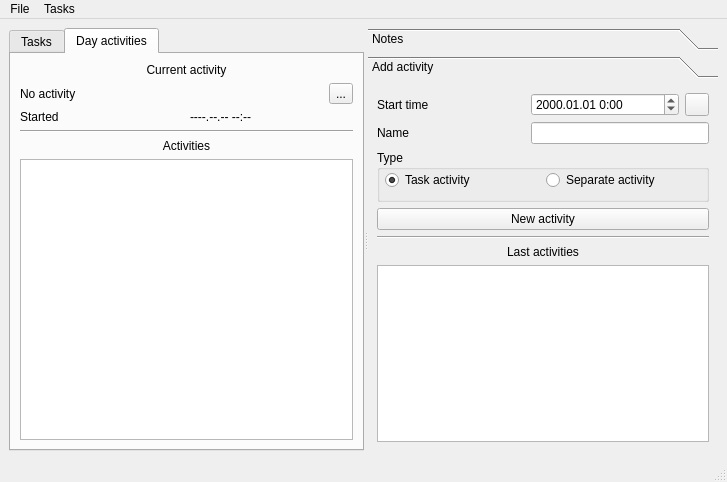
First picture: the form in src/mainwindow.ui, repository ya-breeze/TM, before the edit.
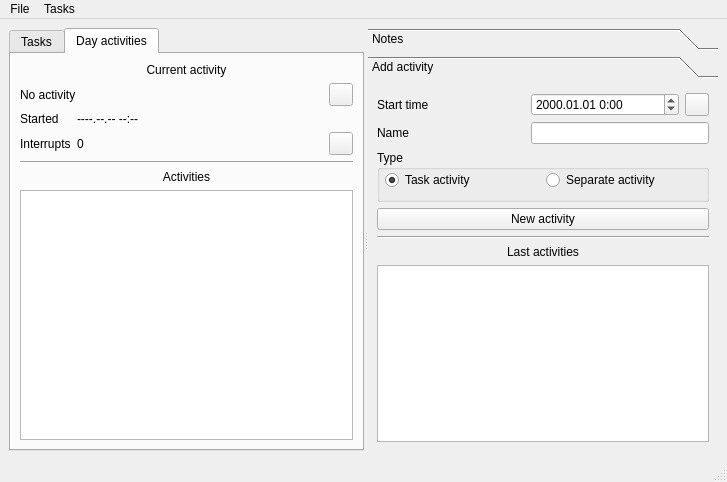
Second picture: the form after the edit. The open tabs and pages were chosen to show the change.

The edit to the form file:
```diff
--- a/src/mainwindow.ui
+++ b/src/mainwindow.ui
@@ -70,7 +70,7 @@
           </widget>
          </item>
          <item>
-          <layout class="QHBoxLayout" name="horizontalLayout">
+          <layout class="QHBoxLayout" name="horizontalLayout_3">
            <item>
             <widget class="QLabel" name="lblCurrentActivity">
              <property name="text">
@@ -80,29 +80,60 @@
            </item>
            <item>
             <widget class="QToolButton" name="btnToTasks">
-             <property name="text">
-              <string>...</string>
+             <property name="toolTip">
+              <string>Jump to task in task list</string>
              </property>
             </widget>
            </item>
           </layout>
          </item>
          <item>
-          <layout class="QHBoxLayout" name="horizontalLayout_3">
-           <item>
+          <layout class="QGridLayout" name="gridLayout_3">
+           <item row="0" column="0">
             <widget class="QLabel" name="label_2">
+             <property name="sizePolicy">
+              <sizepolicy hsizetype="Fixed" vsizetype="Preferred">
+               <horstretch>0</horstretch>
+               <verstretch>0</verstretch>
+              </sizepolicy>
+             </property>
              <property name="text">
               <string>Started</string>
              </property>
             </widget>
            </item>
-           <item>
+           <item row="0" column="1">
             <widget class="QLabel" name="lblActivityStarted">
              <property name="text">
               <string>----.--.-- --:--</string>
              </property>
             </widget>
            </item>
+           <item row="1" column="0">
+            <widget class="QLabel" name="label_9">
+             <property name="text">
+              <string>Interrupts</string>
+             </property>
+            </widget>
+           </item>
+           <item row="1" column="1">
+            <layout class="QHBoxLayout" name="horizontalLayout">
+             <item>
+              <widget class="QLabel" name="lblInterrupts">
+               <property name="text">
+                <string>0</string>
+               </property>
+              </widget>
+             </item>
+             <item>
+              <widget class="QToolButton" name="btnAddInterrupt">
+               <property name="toolTip">
+                <string>Add interrupt</string>
+               </property>
+              </widget>
+             </item>
+            </layout>
+           </item>
           </layout>
          </item>
          <item>
```
Left out of the diff: 119 changed lines with no effect on the pictures.
